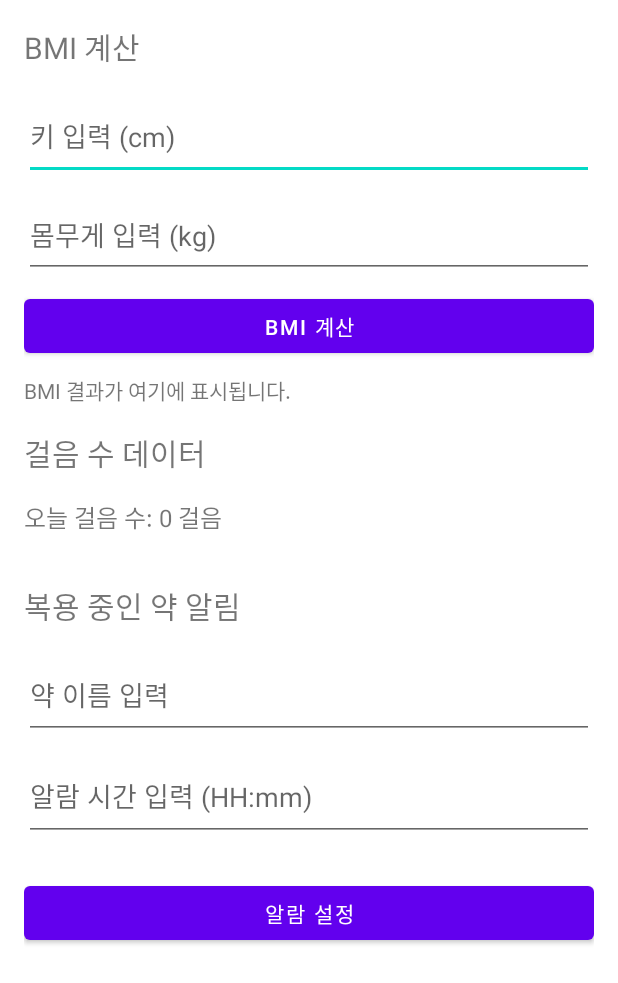
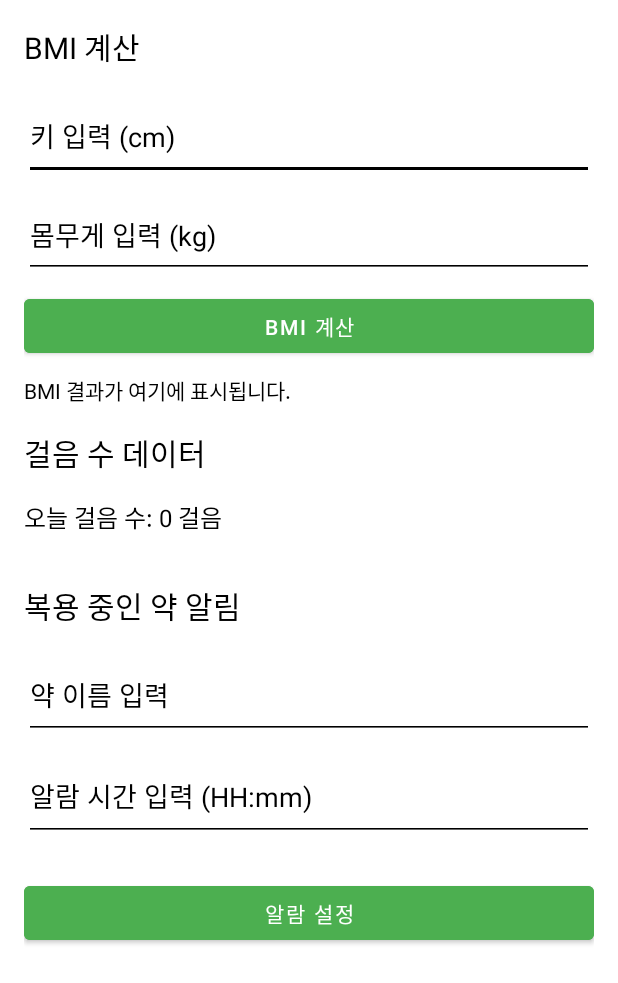
Before and after one commit to bitcoin7661/hit, an Android app built with Jetpack Compose: the DetailsActivity screen opened directly, with no data from a screen before it, on a phone screen of 412 x 824 dp. Shown: the top 983 px of the screen. Run offline under Robolectric (Android 15) with nearby library versions, the phone set to English and light mode, and no system bars.

Commit message:
profile,상세정보 색상 변경,

```diff
--- a/app/src/main/res/layout/activity_details.xml
+++ b/app/src/main/res/layout/activity_details.xml
@@ -15,6 +15,8 @@
             android:layout_width="wrap_content"
             android:layout_height="wrap_content"
             android:text="BMI 계산"
+            android:textColor="@color/black"
+            android:backgroundTint="#4CAF50"
             android:textSize="20sp"
             android:layout_marginBottom="16dp" />
 
@@ -24,6 +26,8 @@
             android:layout_height="58dp"
             android:layout_marginBottom="8dp"
             android:hint="키 입력 (cm)"
+            android:textColorHint="@color/black"
+            android:backgroundTint="@color/black"
             android:inputType="numberDecimal" />
 
         <EditText
@@ -32,6 +36,8 @@
             android:layout_height="57dp"
             android:layout_marginBottom="8dp"
             android:hint="몸무게 입력 (kg)"
+            android:textColorHint="@color/black"
+            android:backgroundTint="@color/black"
             android:inputType="numberDecimal" />
 
         <Button
@@ -39,6 +45,7 @@
             android:layout_width="match_parent"
             android:layout_height="wrap_content"
             android:text="BMI 계산"
+            android:backgroundTint="#4CAF50"
             android:layout_marginBottom="8dp" />
 
         <TextView
@@ -46,6 +53,7 @@
             android:layout_width="match_parent"
             android:layout_height="wrap_content"
             android:text="BMI 결과가 여기에 표시됩니다."
+            android:textColor="@color/black"
             android:layout_marginBottom="16dp" />
 
         <!-- 걸음 수 데이터 -->
@@ -53,6 +61,7 @@
             android:layout_width="wrap_content"
             android:layout_height="wrap_content"
             android:text="걸음 수 데이터"
+            android:textColor="@color/black"
             android:textSize="20sp"
             android:layout_marginBottom="16dp" />
 
@@ -61,6 +70,7 @@
             android:layout_width="match_parent"
             android:layout_height="wrap_content"
             android:text="걸음 수: 데이터 없음"
+            android:textColor="@color/black"
             android:textSize="16sp"
             android:layout_marginBottom="16dp" />
 
@@ -69,6 +79,7 @@
             android:layout_width="wrap_content"
             android:layout_height="wrap_content"
             android:text="복용 중인 약 알림"
+            android:textColor="@color/black"
             android:textSize="20sp"
             android:layout_marginTop="16dp"
             android:layout_marginBottom="16dp" />
@@ -79,6 +90,8 @@
             android:layout_height="58dp"
             android:layout_marginBottom="8dp"
             android:hint="약 이름 입력"
+            android:textColorHint="@color/black"
+            android:backgroundTint="@color/black"
             android:inputType="text" />
 
         <EditText
@@ -87,6 +100,8 @@
             android:layout_height="60dp"
             android:layout_marginBottom="8dp"
             android:hint="알람 시간 입력 (HH:mm)"
+            android:textColorHint="@color/black"
+            android:backgroundTint="@color/black"
             android:inputType="time" />
 
         <Button
@@ -94,6 +109,7 @@
             android:layout_width="match_parent"
             android:layout_height="wrap_content"
             android:text="알람 설정"
+            android:backgroundTint="#4CAF50"
             android:layout_marginTop="16dp"
             android:layout_marginBottom="16dp" />
 
--- a/app/src/main/res/layout/activity_profile.xml
+++ b/app/src/main/res/layout/activity_profile.xml
@@ -90,6 +90,8 @@
         android:layout_width="match_parent"
         android:layout_height="wrap_content"
         android:text="저장"
+        android:textColor="@color/white"
+        android:backgroundTint="#4CAF50"
         android:layout_marginTop="20dp" />
 
     <!-- 상세정보 버튼 -->
@@ -98,5 +100,7 @@
         android:layout_width="match_parent"
         android:layout_height="wrap_content"
         android:text="상세정보"
+        android:backgroundTint="#4CAF50"
+        android:textColor="@color/white"
         android:layout_marginTop="12dp" />
 </LinearLayout>
--- a/app/src/main/res/values/colors.xml
+++ b/app/src/main/res/values/colors.xml
@@ -7,6 +7,12 @@
     <color name="plusbtn">#00BCD4</color>
     <color name="minusbtn">#E91E63</color>
     <color name="qwer">#4CAF50</color>
+
+    <!-- colors.xml -->
+    <color name="button_save_color">#4CAF50</color>
+    <color name="button_details_color">#FF5722</color>
+    <color name="button_text_color">#FFFFFF</color>
+
 
 
 
```
